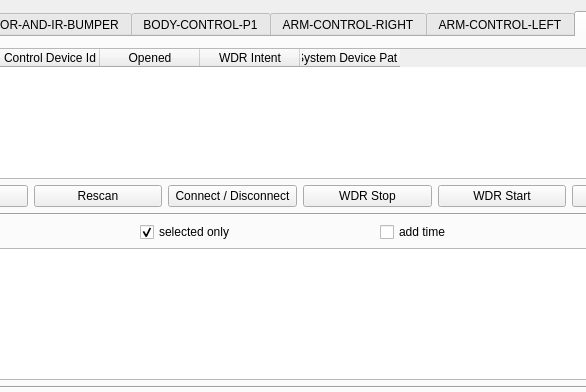
Qt form software/computer/client/qt/expclient/mainwindow.ui (wercool/valter) before a commit; both pictures show x 125 to 711 and y 0 to 392 of the 850 by 600 pixel window.
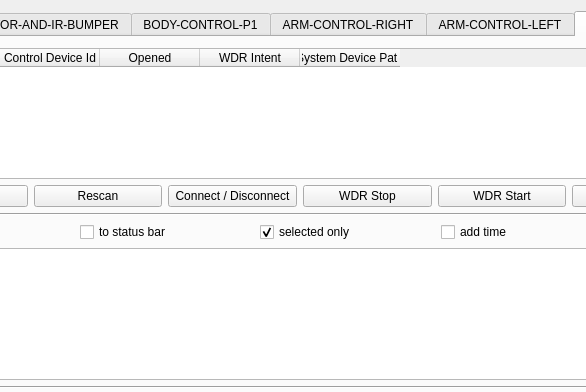
The same form after that commit.

```diff
--- a/software/computer/client/qt/expclient/mainwindow.ui
+++ b/software/computer/client/qt/expclient/mainwindow.ui
@@ -3011,6 +3011,13 @@
               </property>
              </widget>
             </item>
+            <item>
+             <widget class="QCheckBox" name="logToStatusBarCheckBox">
+              <property name="text">
+               <string>to status bar</string>
+              </property>
+             </widget>
+            </item>
             <item>
              <widget class="QCheckBox" name="logSelectedOnlyCheckBox">
               <property name="statusTip">
```
